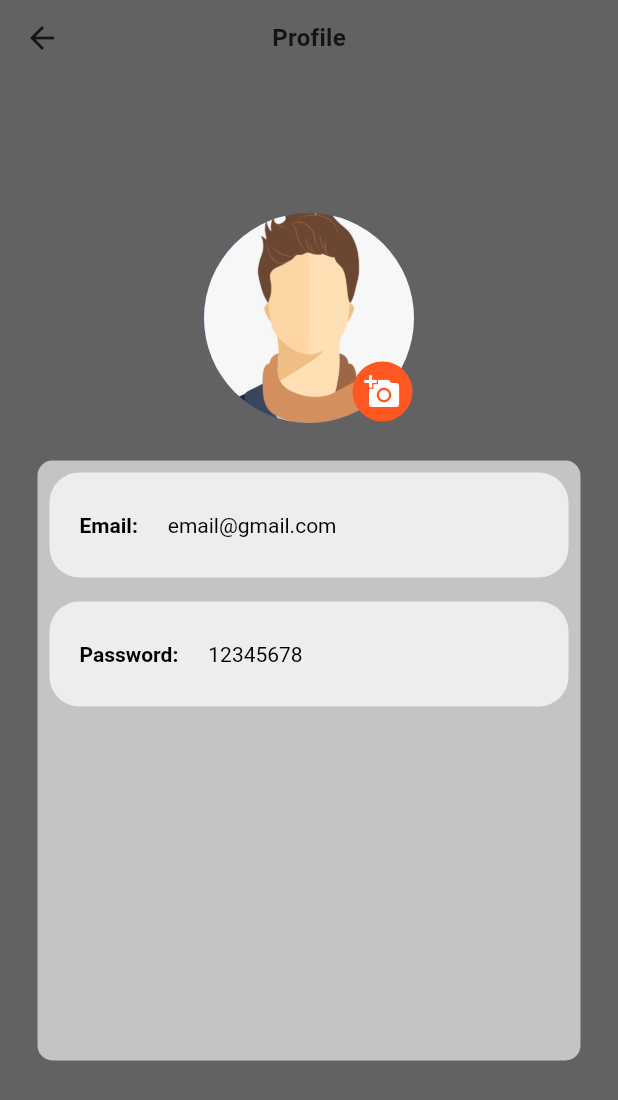
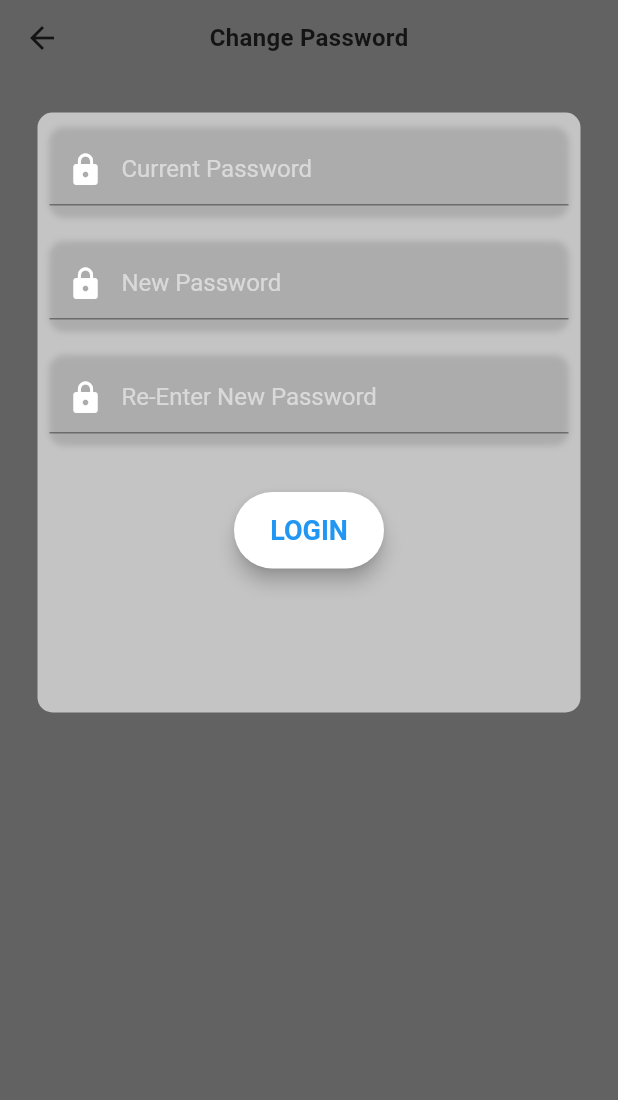
Before and after one commit to fiyakateam/fiyaka-mobile, a Flutter app: the ProfileView screen opened by its route, after a tap on "Password:", on a phone screen of 412 x 824 dp. Shown: the top 1100 px of the screen. Run offline on Flutter 3.47's test engine with Material 2 defaults, Android fonts, the phone set to English and light mode, and no system bars; our stand-ins replace device_info, dio, get_it, image_picker, shared_preferences, stacked and 1 more; accounts and stored records are empty; Roboto replaces fonts that are missing (OpenSans, SFProDisplay); statements that could not run were skipped.

Commit message:
add change password screen

```diff
--- /dev/null
+++ b/lib/auth/view/profile/change/change_password_view.dart
@@ -0,0 +1,89 @@
+import 'package:fiyaka/auth/widget/my_button.dart';
+import 'package:fiyaka/auth/widget/password_field.dart';
+import 'package:fiyaka/core/widget/my_app_bar.dart';
+import 'package:stacked/stacked.dart';
+import 'package:flutter/material.dart';
+
+import 'change_password_viewmodel.dart';
+
+class ChangePasswordView
+    extends ViewModelBuilderWidget<ChangePasswordViewModel> {
+  @override
+  ChangePasswordViewModel viewModelBuilder(BuildContext context) =>
+      ChangePasswordViewModel();
+
+  @override
+  bool get reactive => false;
+
+  @override
+  void onViewModelReady(ChangePasswordViewModel model) {}
+
+  @override
+  Widget builder(
+      BuildContext context, ChangePasswordViewModel model, Widget child) {
+    return Scaffold(
+      backgroundColor: Color.fromRGBO(98, 98, 98, 1.0),
+      appBar: MyAppBar(
+        title: 'Change Password',
+      ),
+      body: SingleChildScrollView(
+        child: Column(
+          crossAxisAlignment: CrossAxisAlignment.center,
+          mainAxisAlignment: MainAxisAlignment.center,
+          children: [
+            Padding(
+              padding: const EdgeInsets.all(25),
+              child: Stack(
+                alignment: Alignment.topCenter,
+                children: [
+                  SizedBox(
+                    width: double.infinity,
+                    height: 400,
+                    child: DecoratedBox(
+                      decoration: BoxDecoration(
+                          color: Color.fromRGBO(196, 196, 196, 1),
+                          borderRadius: BorderRadius.circular(10)),
+                    ),
+                  ),
+                  Column(
+                    mainAxisAlignment: MainAxisAlignment.spaceEvenly,
+                    children: [
+                      Padding(
+                        padding: const EdgeInsets.all(8.0),
+                        child: PasswordField(
+                          hintText: 'Current Password',
+                          passwordController: model.currentPasswordController,
+                        ),
+                      ),
+                      Padding(
+                        padding: const EdgeInsets.all(8.0),
+                        child: PasswordField(
+                          hintText: 'New Password',
+                          passwordController: model.newPasswordController,
+                        ),
+                      ),
+                      Padding(
+                        padding: const EdgeInsets.all(8.0),
+                        child: PasswordField(
+                          hintText: 'Re-Enter New Password',
+                          passwordController: model.confirmPasswordController,
+                        ),
+                      ),
+                      MyButton(
+                        buttonText: 'Confirm',
+                        width: 100,
+                        bgColor: Colors.white,
+                        txtColor: Colors.blue,
+                        onPressed: () => model.confirmNewPassword(),
+                      )
+                    ],
+                  )
+                ],
+              ),
+            ),
+          ],
+        ),
+      ),
+    );
+  }
+}
--- /dev/null
+++ b/lib/auth/view/profile/change/change_password_viewmodel.dart
@@ -0,0 +1,11 @@
+import 'package:flutter/material.dart';
+import 'package:stacked/stacked.dart';
+
+class ChangePasswordViewModel extends BaseViewModel {
+  final TextEditingController currentPasswordController =
+      TextEditingController();
+  final TextEditingController newPasswordController = TextEditingController();
+  final TextEditingController confirmPasswordController =
+      TextEditingController();
+  void confirmNewPassword() {}
+}
--- a/lib/auth/view/profile/profile_viewmodel.dart
+++ b/lib/auth/view/profile/profile_viewmodel.dart
@@ -1,11 +1,15 @@
 import 'dart:io';
 
+import 'package:fiyaka/core/locator.dart';
+import 'package:fiyaka/core/router.dart';
 import 'package:flutter/material.dart';
 import 'package:flutter/widgets.dart';
 import 'package:image_picker/image_picker.dart';
 import 'package:stacked/stacked.dart';
+import 'package:stacked_services/stacked_services.dart';
 
 class ProfileViewModel extends BaseViewModel {
+  final _navigatorService = locator<NavigationService>();
   File _image;
   final _picker = ImagePicker();
   PickedFile _pickedFile;
@@ -45,6 +49,8 @@
   }
 
   void changePassword() {
-    print('password');
+    _navigatorService.navigateTo(
+      Routes.changePassword,
+    );
   }
 }
--- a/lib/auth/widget/password_field.dart
+++ b/lib/auth/widget/password_field.dart
@@ -34,7 +34,7 @@
             Icons.lock,
             color: Colors.white,
           ),
-          hintText: 'Enter your Password',
+          hintText: hintText,
           hintStyle: TextStyle(
             color: Colors.white54,
             fontFamily: 'OpenSans',
--- a/lib/core/router.dart
+++ b/lib/core/router.dart
@@ -1,4 +1,5 @@
 import 'package:fiyaka/auth/view/login/login_view.dart';
+import 'package:fiyaka/auth/view/profile/change/change_password_view.dart';
 import 'package:fiyaka/auth/view/profile/profile_view.dart';
 import 'package:flutter/cupertino.dart';
 import 'package:flutter/material.dart';
@@ -10,6 +11,7 @@
   static const String landing = '/';
   static const String login = '/login';
   static const String profile = '/profile';
+  static const String changePassword = '/profile/changePassword';
 }
 
 abstract class MyRouter {
@@ -47,6 +49,8 @@
         return _generateRoute(LoginView(), settings);
       case Routes.profile:
         return _generateRoute(ProfileView(), settings);
+      case Routes.changePassword:
+        return _generateRoute(ChangePasswordView(), settings);
       default:
         return _generateRoute(NotFoundView(), settings);
     }
```
